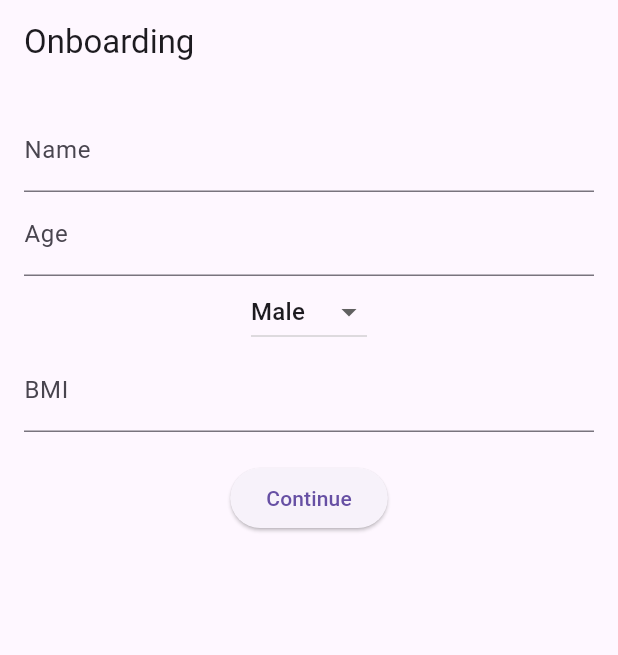
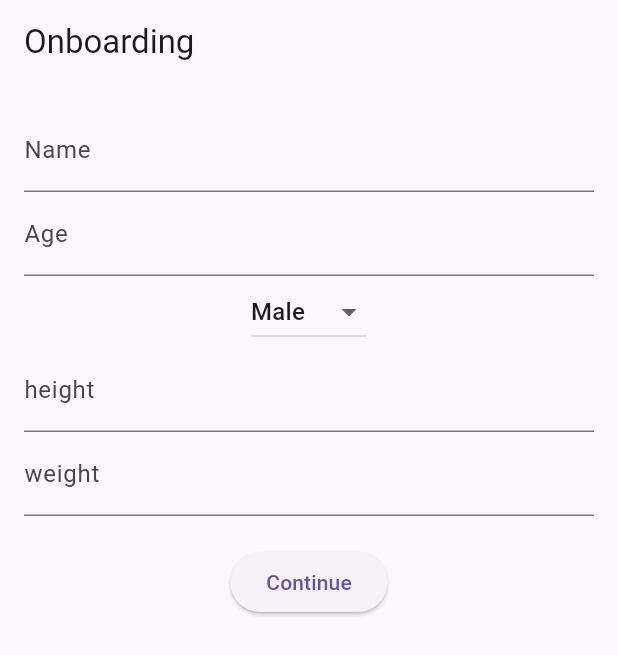
Before and after one commit to Ayushkayastha/fit_fuel, a Flutter app: the screen it shows after launch, on a phone screen of 412 x 824 dp. Shown: the top 655 px of the screen. Run offline on Flutter 3.47's test engine with Material 3 defaults, Android fonts, the phone set to English and light mode, and no system bars; our stand-ins replace flutter_riverpod, go_router, hive, hive_flutter, pedometer, persistent_bottom_nav_bar; accounts and stored records are empty.

Commit message:
additiioon of cal calculation

```diff
--- /dev/null
+++ b/lib/features/home/step_counter/presentation/step_calorie_provider.dart
@@ -0,0 +1,3 @@
+import 'package:flutter_riverpod/flutter_riverpod.dart';
+
+final stepCalorieProvider = StateProvider<double>((ref) => 0.0);
--- a/lib/features/onboarding/data/models/user_model.dart
+++ b/lib/features/onboarding/data/models/user_model.dart
@@ -14,12 +14,16 @@ class UserModel {
   final String gender;
 
   @HiveField(3)
-  final double bmi;
+  final double height;
+
+  @HiveField(4)
+  final double weight;
 
   UserModel({
     required this.name,
     required this.age,
     required this.gender,
-    required this.bmi,
+    required this.height,
+    required this.weight,
   });
 }
--- a/lib/features/onboarding/data/repository_impl/user_repository_impl.dart
+++ b/lib/features/onboarding/data/repository_impl/user_repository_impl.dart
@@ -14,7 +14,8 @@ class UserRepositoryImpl implements UserRepository {
       name: user.name,
       age: user.age,
       gender: user.gender,
-      bmi: user.bmi,
+      height: user.height,
+      weight: user.weight,
     );
     await userBox.put('user', model);
   }
@@ -27,7 +28,8 @@ class UserRepositoryImpl implements UserRepository {
       name: model.name,
       age: model.age,
       gender: model.gender,
-      bmi: model.bmi,
+      height: model.height,
+      weight: model.weight,
     );
   }
 }
--- a/lib/features/onboarding/domain/entity/user_entity.dart
+++ b/lib/features/onboarding/domain/entity/user_entity.dart
@@ -2,12 +2,14 @@ class UserEntity {
   final String name;
   final int age;
   final String gender;
-  final double bmi;
+  final double height;
+  final double weight;
 
   UserEntity({
     required this.name,
     required this.age,
     required this.gender,
-    required this.bmi,
+    required this.height,
+    required this.weight,
   });
 }
--- a/lib/features/onboarding/presentation/pages/onboarding_page.dart
+++ b/lib/features/onboarding/presentation/pages/onboarding_page.dart
@@ -17,7 +17,8 @@ class OnboardingPage extends ConsumerStatefulWidget {
 class _OnboardingPageState extends ConsumerState<OnboardingPage> {
   final nameController = TextEditingController();
   final ageController = TextEditingController();
-  final bmiController = TextEditingController();
+  final heightController = TextEditingController();
+  final weightController = TextEditingController();
   String gender = 'Male';
 
   @override
@@ -45,8 +46,13 @@ class _OnboardingPageState extends ConsumerState<OnboardingPage> {
               onChanged: (val) => setState(() => gender = val!),
             ),
             TextField(
-              controller: bmiController,
-              decoration: const InputDecoration(labelText: 'BMI'),
+              controller: heightController,
+              decoration: const InputDecoration(labelText: 'height'),
+              keyboardType: TextInputType.number,
+            ),
+            TextField(
+              controller: weightController,
+              decoration: const InputDecoration(labelText: 'weight'),
               keyboardType: TextInputType.number,
             ),
             const SizedBox(height: 20),
@@ -56,7 +62,8 @@ class _OnboardingPageState extends ConsumerState<OnboardingPage> {
                   name: nameController.text,
                   age: int.parse(ageController.text),
                   gender: gender,
-                  bmi: double.parse(bmiController.text),
+                  height: double.parse(heightController.text),
+                  weight: double.parse(weightController.text),
                 );
                 await ref.read(saveUserProvider)(user);
                context.go(Paths.landingPageRoute.path);
--- a/lib/features/profile/presentation/page/profile_page.dart
+++ b/lib/features/profile/presentation/page/profile_page.dart
@@ -29,7 +29,9 @@ class ProfilePage extends ConsumerWidget {
               const SizedBox(height: 8),
               Text('⚧ Gender: ${user.gender}', style: const TextStyle(fontSize: 18)),
               const SizedBox(height: 8),
-              Text('📊 BMI: ${user.bmi.toStringAsFixed(1)}', style: const TextStyle(fontSize: 18)),
+              Text('📊 height: ${user.height.toStringAsFixed(1)}', style: const TextStyle(fontSize: 18)),
+              const SizedBox(height: 8),
+              Text('📊 weight: ${user.weight.toStringAsFixed(1)}', style: const TextStyle(fontSize: 18)),
             ],
           ),
         ),
--- a/lib/main.dart
+++ b/lib/main.dart
@@ -5,6 +5,7 @@ import 'package:hive/hive.dart';
 import 'package:hive_flutter/adapters.dart';
 import 'features/calorie/data/hive/date_log_model.dart';
 import 'features/calorie/data/hive/food_entry_model.dart';
+import 'features/home/step_counter/data/step_counter_local_data_source.dart';
 import 'features/onboarding/data/models/user_model.dart';
 import 'features/onboarding/presentation/provider/user_provider.dart'; // if needed
 
@@ -19,6 +20,8 @@ Future<void> main() async {
 
   await Hive.openBox<DateLog>('calorieLogs');
   final userBox = await Hive.openBox<UserModel>('userBox');
+  await Hive.openBox<int>(StepCounterLocalDataSourceImpl.boxName);
+
 
   runApp(
     ProviderScope(
```
Also changed, not shown: lib/features/home/step_counter/data/step_counter_local_data_source.dart (added, +29 -0 lines), lib/features/home/step_counter/data/step_counter_repository_impl.dart (+58 -5 lines), lib/features/home/step_counter/presentation/step_counter_provider.dart (+20 -9 lines), lib/features/home/step_counter/presentation/step_counter_section.dart (+65 -3 lines), lib/features/onboarding/data/models/user_model.g.dart.
